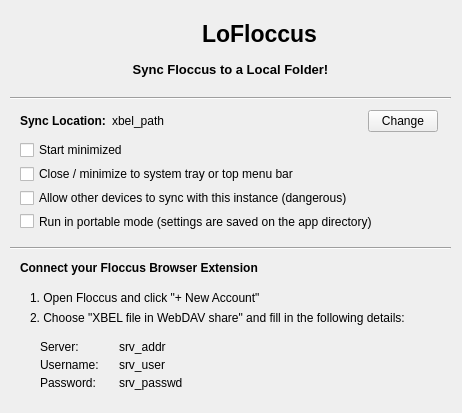
This is LoFloccus/lofloccus.ui in TCB13/LoFloccus as Qt 5 draws it before an edit. The edited form follows.
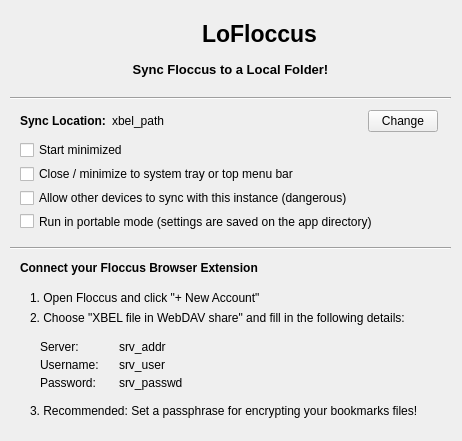
This is the edited form. Icons and pictures are not drawn.

Patch:
```diff
--- a/LoFloccus/lofloccus.ui
+++ b/LoFloccus/lofloccus.ui
@@ -7,7 +7,7 @@
     <x>0</x>
     <y>0</y>
     <width>462</width>
-    <height>413</height>
+    <height>441</height>
    </rect>
   </property>
   <property name="sizePolicy">
@@ -452,6 +452,28 @@
      </item>
     </layout>
    </widget>
+   <widget class="QWidget" name="verticalLayoutWidget_4">
+    <property name="geometry">
+     <rect>
+      <x>30</x>
+      <y>400</y>
+      <width>411</width>
+      <height>21</height>
+     </rect>
+    </property>
+    <layout class="QVBoxLayout" name="verticalLayout_5">
+     <property name="spacing">
+      <number>4</number>
+     </property>
+     <item>
+      <widget class="QLabel" name="label_5">
+       <property name="text">
+        <string>3. Recommended: Set a passphrase for encrypting your bookmarks files!</string>
+       </property>
+      </widget>
+     </item>
+    </layout>
+   </widget>
   </widget>
   <widget class="QMenuBar" name="menubar">
    <property name="geometry">
```
